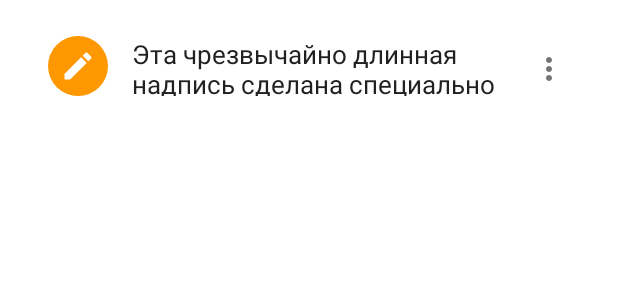
After one commit to Ik0n/TrainingDairy, an Android app: the layout card_note_item.xml on its own in the app's theme, with its tools: preview values and no code run, on a phone screen of 412 x 824 dp. The commit adds this screen. Shown: the top 300 px of the screen. Run offline under Robolectric (Android 15) with nearby library versions, the phone set to English and light mode, and no system bars.

Commit message:
Добавил экран Дня, сделал карточки, сделал адаптер, отобразил ресайклер на экране

```diff
--- a/app/src/main/java/ru/ikon/trainingdairy/domain/model/DiaryEntryModel.kt
+++ b/app/src/main/java/ru/ikon/trainingdairy/domain/model/DiaryEntryModel.kt
@@ -1,12 +1,16 @@
 package ru.ikon.trainingdairy.domain.model
 
+import ru.ikon.trainingdairy.ui.day.recycler.TYPE_NOTE
 import java.util.*
 
 /**
  * Класс, представляющий собой дневниковую запись
  */
-open class DiaryEntryModel(open val date: Date?) {
+open class DiaryEntryModel(open val date: Date?, open var type: Int) {
 
     /** ID карточки */
     var id: Long = 0
+
+
+
 }
--- a/app/src/main/java/ru/ikon/trainingdairy/domain/model/MeasureModel.kt
+++ b/app/src/main/java/ru/ikon/trainingdairy/domain/model/MeasureModel.kt
@@ -1,8 +1,9 @@
 package ru.ikon.trainingdairy.domain.model
 
+import ru.ikon.trainingdairy.ui.day.recycler.TYPE_MEASURE
 import java.util.*
 
 /**
  * Класс, представляющий собой дневниковую запись об измерении
  */
-class MeasureModel(date: Date?) : DiaryEntryModel(date)
+class MeasureModel(date: Date?) : DiaryEntryModel(date, TYPE_MEASURE)
--- a/app/src/main/java/ru/ikon/trainingdairy/domain/model/NoteModel.kt
+++ b/app/src/main/java/ru/ikon/trainingdairy/domain/model/NoteModel.kt
@@ -1,9 +1,10 @@
 package ru.ikon.trainingdairy.domain.model
 
+import ru.ikon.trainingdairy.ui.day.recycler.TYPE_NOTE
 import java.util.*
 
 /**
  * Класс, представляющий собой дневниковую запись - заметку
  */
 data class NoteModel(override val date: Date?, val text: String? = null) :
-    DiaryEntryModel(date)
+    DiaryEntryModel(date, TYPE_NOTE)
--- a/app/src/main/java/ru/ikon/trainingdairy/domain/model/TrainingModel.kt
+++ b/app/src/main/java/ru/ikon/trainingdairy/domain/model/TrainingModel.kt
@@ -1,12 +1,13 @@
 package ru.ikon.trainingdairy.domain.model
 
+import ru.ikon.trainingdairy.ui.day.recycler.TYPE_TRAINING
 import java.util.*
 import kotlin.collections.ArrayList
 
 /**
  * Класс, представляющий собой дневниковую запись о тренировке
  */
-data class TrainingModel(override val date: Date?, val text: String? = null) : DiaryEntryModel(date) {
+data class TrainingModel(override val date: Date?, val text: String? = null) : DiaryEntryModel(date, TYPE_TRAINING) {
     /** Название тренировки */
     var name: String? = null
 
--- /dev/null
+++ b/app/src/main/res/drawable-hdpi/ic_more_vert_black_24dp.xml
@@ -0,0 +1,9 @@
+<vector xmlns:android="http://schemas.android.com/apk/res/android"
+        android:width="24dp"
+        android:height="24dp"
+        android:viewportWidth="24.0"
+        android:viewportHeight="24.0">
+    <path
+        android:fillColor="#FF000000"
+        android:pathData="M12,8c1.1,0 2,-0.9 2,-2s-0.9,-2 -2,-2 -2,0.9 -2,2 0.9,2 2,2zM12,10c-1.1,0 -2,0.9 -2,2s0.9,2 2,2 2,-0.9 2,-2 -0.9,-2 -2,-2zM12,16c-1.1,0 -2,0.9 -2,2s0.9,2 2,2 2,-0.9 2,-2 -0.9,-2 -2,-2z"/>
+</vector>
--- /dev/null
+++ b/app/src/main/res/drawable-xxxhdpi/circle_orange.xml
@@ -0,0 +1,12 @@
+<?xml version="1.0" encoding="utf-8"?>
+<shape
+    xmlns:android="http://schemas.android.com/apk/res/android"
+    android:shape="oval">
+
+    <solid
+        android:color="@color/orange"/>
+
+    <size
+        android:width="40dp"
+        android:height="40dp"/>
+</shape>
--- a/app/src/main/res/layout/activity_main.xml
+++ b/app/src/main/res/layout/activity_main.xml
@@ -26,5 +26,4 @@
 
         />
 
-
 </androidx.constraintlayout.widget.ConstraintLayout>
--- /dev/null
+++ b/app/src/main/res/layout/card_note_item.xml
@@ -0,0 +1,66 @@
+<?xml version="1.0" encoding="utf-8"?>
+<LinearLayout xmlns:android="http://schemas.android.com/apk/res/android"
+    xmlns:app="http://schemas.android.com/apk/res-auto"
+    android:orientation="vertical"
+    android:layout_width="match_parent"
+    android:layout_height="match_parent">
+
+    <com.google.android.material.card.MaterialCardView
+        android:id="@+id/card_view"
+        android:layout_width="match_parent"
+        android:layout_height="72dp"
+        android:layout_marginLeft="16dp"
+        android:layout_marginRight="16dp"
+        android:layout_marginTop="8dp"
+        android:layout_marginBottom="8dp"
+        app:cardBackgroundColor="@color/cardview_light_background"
+        app:cardElevation="1dp"
+        app:cardCornerRadius="2dp"
+        >
+
+        <LinearLayout
+            android:layout_width="match_parent"
+            android:layout_height="wrap_content"
+            android:orientation="horizontal">
+
+            <ImageView
+                android:id="@+id/imageView"
+                android:layout_width="40dp"
+                android:layout_height="40dp"
+                android:layout_margin="16dp"
+                android:layout_weight="0"
+                android:background="@drawable/circle_orange"
+                android:scaleType="center"
+                android:src="@drawable/ic_edit_black_24dp"
+                android:tag="image_tag" />
+
+            <TextView
+                android:id="@+id/text_view_body"
+                android:layout_width="wrap_content"
+                android:layout_height="wrap_content"
+                android:layout_weight="2"
+                android:layout_marginTop="16dp"
+                android:layout_marginBottom="16dp"
+                android:text="Эта чрезвычайно длинная надпись сделана специально для того, чтобы проверить работоспособность фуционирования переноса текста и растяжения карточки по вертикали. "
+                android:fontFamily="sans-serif"
+                android:textSize="17sp"
+                android:textColor="@color/primary_text"/>
+
+            <ImageButton
+                android:id="@+id/button_menu"
+                android:layout_width="wrap_content"
+                android:layout_height="wrap_content"
+                android:layout_marginLeft="16dp"
+                android:layout_marginRight="16dp"
+                android:layout_marginTop="24dp"
+                android:alpha=".54"
+                android:background="?android:attr/selectableItemBackground"
+                android:minHeight="0dp"
+                android:minWidth="0dp"
+                android:padding="2dp"
+                android:src="@drawable/ic_more_vert_black_24dp" />
+        </LinearLayout>
+
+    </com.google.android.material.card.MaterialCardView>
+
+</LinearLayout>
--- a/app/src/main/res/values/colors.xml
+++ b/app/src/main/res/values/colors.xml
@@ -6,6 +6,9 @@
     <color name="blue">#2196f3</color>
     <color name="blue_light">#6ec6ff</color>
     <color name="blue_dark">#0069c0</color>
+
+    <color name="primary_text">#212121</color>
+    <color name="secondary_text">#757575</color>
 
     <color name="orange">#ff9800</color>
     <color name="orange_light">#ffc947</color>
```
Also changed, not shown: app/src/main/java/ru/ikon/trainingdairy/ui/day/DayContract.kt (added, +15 -0 lines), app/src/main/java/ru/ikon/trainingdairy/ui/day/DayFragment.kt (added, +71 -0 lines), app/src/main/java/ru/ikon/trainingdairy/ui/day/DayPresenter.kt (added, +20 -0 lines), app/src/main/java/ru/ikon/trainingdairy/ui/day/recycler/EntryCardAdapter.kt (added, +86 -0 lines), app/src/main/java/ru/ikon/trainingdairy/ui/month/MonthFragment.kt (+20 -4 lines), app/src/main/res/drawable-xxxhdpi/circle_blue.xml (added, +12 -0 lines), app/src/main/res/drawable-xxxhdpi/circle_green.xml (added, +12 -0 lines), app/src/main/res/drawable-xxxhdpi/circle_orange_small.xml (added, +15 -0 lines), app/src/main/res/layout/card_measure_item.xml (added, +87 -0 lines), app/src/main/res/layout/card_training_item.xml (added, +86 -0 lines), app/src/main/res/layout/fragment_day.xml (added, +71 -0 lines).
